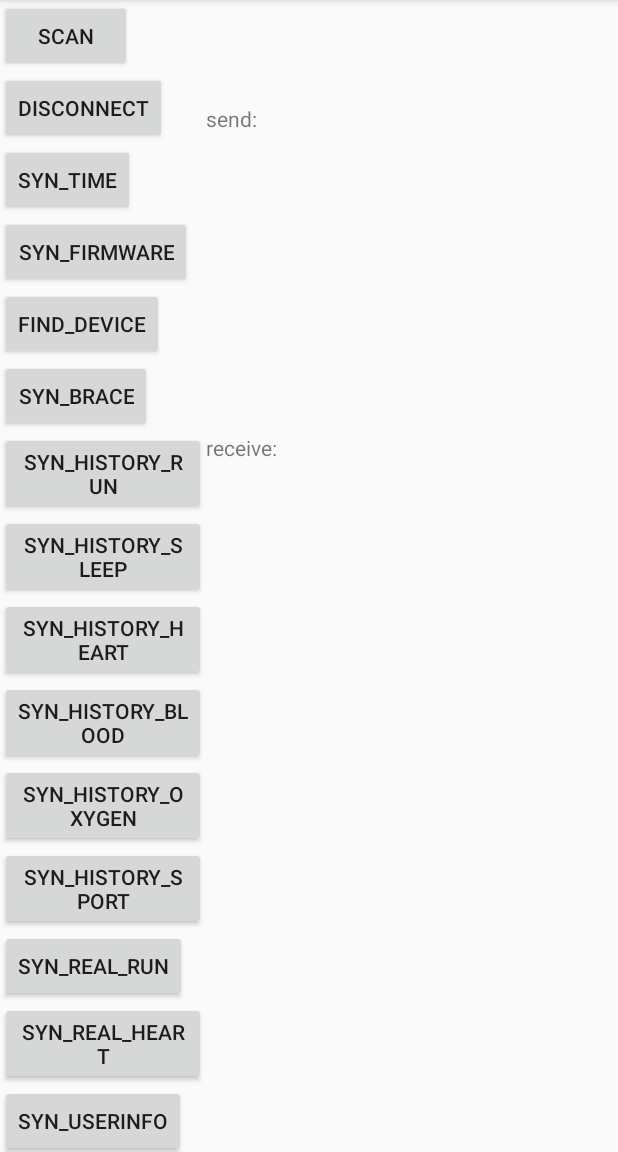
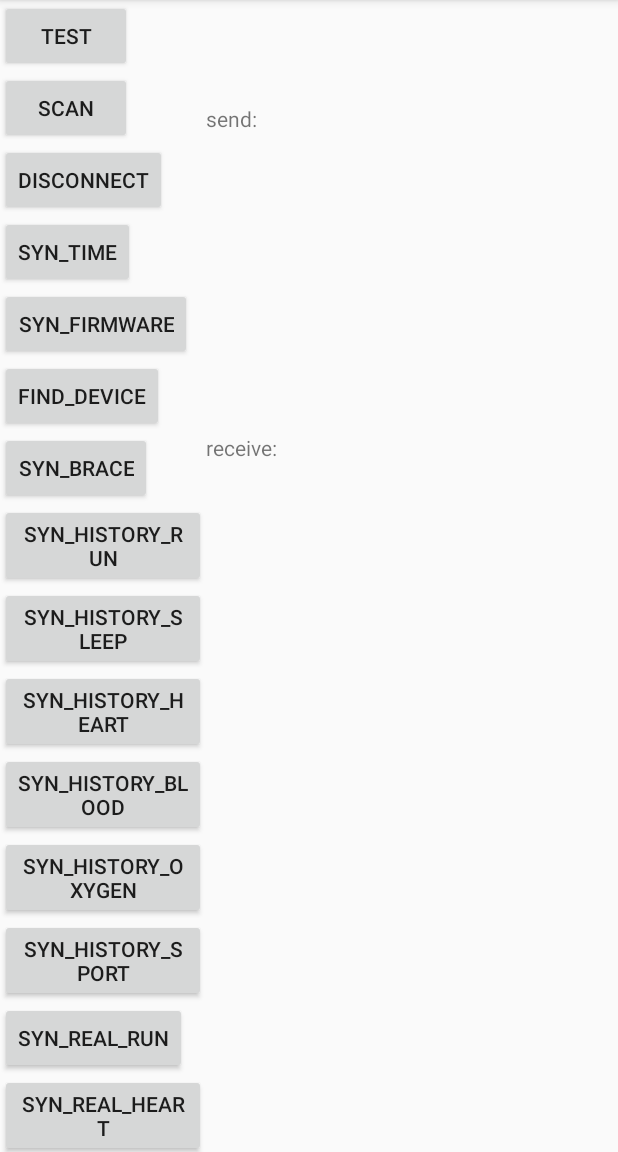
Before and after one commit to edmondyuen917/KCTBluetooth_Demo, an Android app: the screen it shows after launch (MainActivity), after a tap on "SCAN", on a phone screen of 412 x 824 dp, the part 84-1236 px from its top. Run offline under Robolectric (Android 15) with nearby library versions, the phone set to English and light mode, and no system bars; our stand-ins replace EventBus; 1 statement that could not run was skipped; 1 other tap on this screen came first.

Commit message:
22/10/2019 18:27 update java & res

```diff
--- a/app/src/main/java/com/kct/bluetooth_demo/MainActivity.java
+++ b/app/src/main/java/com/kct/bluetooth_demo/MainActivity.java
@@ -128,6 +128,7 @@ public class MainActivity extends AppCompatActivity implements View.OnClickListe
                         Define button here
                 */
 
+        findViewById(R.id.test).setOnClickListener(this);
         findViewById(R.id.connect).setOnClickListener(this);
         findViewById(R.id.disConnect).setOnClickListener(this);
         findViewById(R.id.syn_time).setOnClickListener(this);
@@ -174,6 +175,9 @@ public class MainActivity extends AppCompatActivity implements View.OnClickListe
     @Override
     public void onClick(View v) {
         switch (v.getId()){
+            case R.id.test:
+                Toast.makeText(this, "Test !", Toast.LENGTH_SHORT).show();
+                break;
             case R.id.connect:
                 if(KCTBluetoothManager.getInstance().getConnectState() == KCTBluetoothManager.STATE_CONNECTED){
                     Toast.makeText(this,getString(R.string.please_disconnect),Toast.LENGTH_SHORT).show();
--- a/app/src/main/res/layout/activity_main.xml
+++ b/app/src/main/res/layout/activity_main.xml
@@ -15,6 +15,12 @@
             android:layout_width="wrap_content"
             android:layout_height="wrap_content"
             android:orientation="vertical">
+
+            <Button
+                android:id="@+id/test"
+                android:layout_width="wrap_content"
+                android:layout_height="wrap_content"
+                android:text="@string/Test" />
 
             <Button
                 android:id="@+id/connect"
--- a/app/src/main/res/values/strings.xml
+++ b/app/src/main/res/values/strings.xml
@@ -65,5 +65,6 @@
 
     <string name="send">send:</string>
     <string name="receive">receive:</string>
+    <string name="Test">Test</string>
 
 </resources>
```
